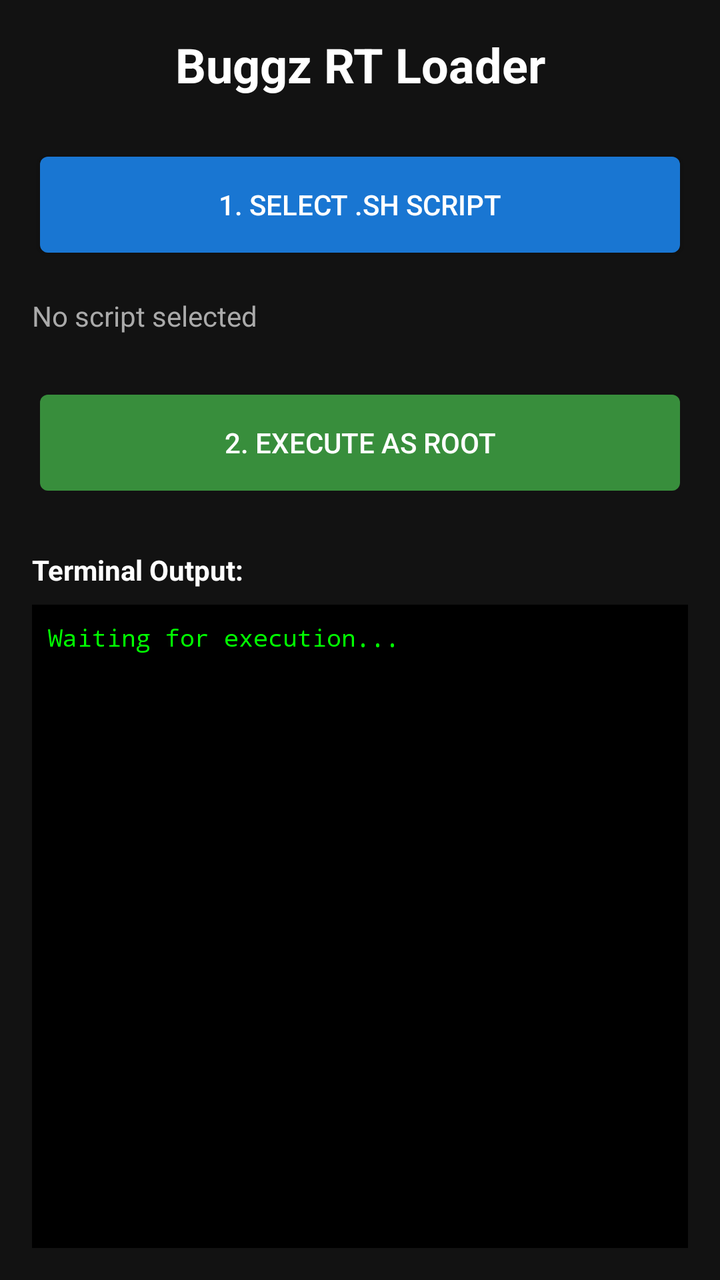
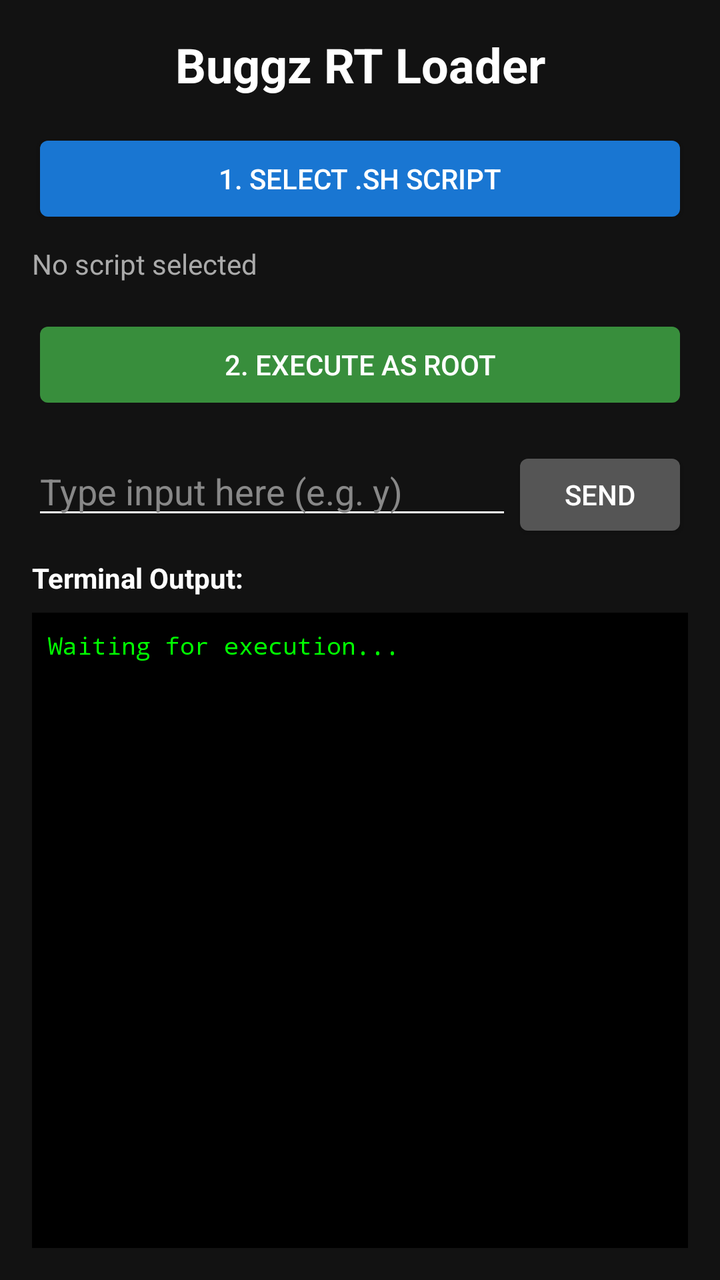

Before-and-after screenshots of an Android layout around one commit, followed by the original layout XML and the change that was made.
<!-- AndroidManifest.xml: application theme android:Theme.DeviceDefault.NoActionBar -->
<!-- res/layout/activity_main.xml -->
<?xml version="1.0" encoding="utf-8"?>
<LinearLayout xmlns:android="http://schemas.android.com/apk/res/android"
    android:layout_width="match_parent"
    android:layout_height="match_parent"
    android:orientation="vertical"
    android:padding="16dp"
    android:background="#121212">

    <TextView
        android:layout_width="match_parent"
        android:layout_height="wrap_content"
        android:text="Buggz RT Loader"
        android:textSize="24sp"
        android:textStyle="bold"
        android:textColor="#FFFFFF"
        android:gravity="center"
        android:layout_marginBottom="24dp"/>

    <Button
        android:id="@+id/btnSelectScript"
        android:layout_width="match_parent"
        android:layout_height="60dp"
        android:text="1. Select .sh Script"
        android:backgroundTint="#1976D2"
        android:textColor="#FFFFFF"
        android:layout_marginBottom="16dp"/>

    <TextView
        android:id="@+id/tvSelectedFile"
        android:layout_width="match_parent"
        android:layout_height="wrap_content"
        android:text="No script selected"
        android:textColor="#AAAAAA"
        android:layout_marginBottom="24dp"/>

    <Button
        android:id="@+id/btnRunScript"
        android:layout_width="match_parent"
        android:layout_height="60dp"
        android:text="2. Execute as Root"
        android:backgroundTint="#388E3C"
        android:textColor="#FFFFFF"
        android:enabled="false"
        android:layout_marginBottom="24dp"/>

    <TextView
        android:layout_width="match_parent"
        android:layout_height="wrap_content"
        android:text="Terminal Output:"
        android:textColor="#FFFFFF"
        android:textStyle="bold"
        android:layout_marginBottom="8dp"/>

    <ScrollView
        android:layout_width="match_parent"
        android:layout_height="match_parent"
        android:background="#000000"
        android:padding="8dp">

        <TextView
            android:id="@+id/tvLog"
            android:layout_width="match_parent"
            android:layout_height="wrap_content"
            android:textColor="#00FF00"
            android:fontFamily="monospace"
            android:textSize="12sp"
            android:text="Waiting for execution..."/>
    </ScrollView>

</LinearLayout>
<!-- resources referenced by this layout -->
<resources>

</resources>

<!-- the commit's change to res/layout/activity_main.xml (unified diff, before → after) -->
@@ -14,16 +14,16 @@
         android:textStyle="bold"
         android:textColor="#FFFFFF"
         android:gravity="center"
-        android:layout_marginBottom="24dp"/>
+        android:layout_marginBottom="16dp"/>
 
     <Button
         android:id="@+id/btnSelectScript"
         android:layout_width="match_parent"
-        android:layout_height="60dp"
+        android:layout_height="50dp"
         android:text="1. Select .sh Script"
         android:backgroundTint="#1976D2"
         android:textColor="#FFFFFF"
-        android:layout_marginBottom="16dp"/>
+        android:layout_marginBottom="8dp"/>
 
     <TextView
         android:id="@+id/tvSelectedFile"
@@ -31,17 +31,43 @@
         android:layout_height="wrap_content"
         android:text="No script selected"
         android:textColor="#AAAAAA"
-        android:layout_marginBottom="24dp"/>
+        android:layout_marginBottom="16dp"/>
 
     <Button
         android:id="@+id/btnRunScript"
         android:layout_width="match_parent"
-        android:layout_height="60dp"
+        android:layout_height="50dp"
         android:text="2. Execute as Root"
         android:backgroundTint="#388E3C"
         android:textColor="#FFFFFF"
         android:enabled="false"
-        android:layout_marginBottom="24dp"/>
+        android:layout_marginBottom="16dp"/>
+
+    <LinearLayout
+        android:layout_width="match_parent"
+        android:layout_height="wrap_content"
+        android:orientation="horizontal"
+        android:layout_marginBottom="8dp">
+        
+        <EditText
+            android:id="@+id/etInput"
+            android:layout_width="0dp"
+            android:layout_weight="1"
+            android:layout_height="wrap_content"
+            android:hint="Type input here (e.g. y)"
+            android:textColorHint="#888888"
+            android:textColor="#FFFFFF"
+            android:backgroundTint="#FFFFFF"
+            android:inputType="text"/>
+            
+        <Button
+            android:id="@+id/btnSendInput"
+            android:layout_width="wrap_content"
+            android:layout_height="wrap_content"
+            android:text="Send"
+            android:backgroundTint="#555555"
+            android:textColor="#FFFFFF"/>
+    </LinearLayout>
 
     <TextView
         android:layout_width="match_parent"
